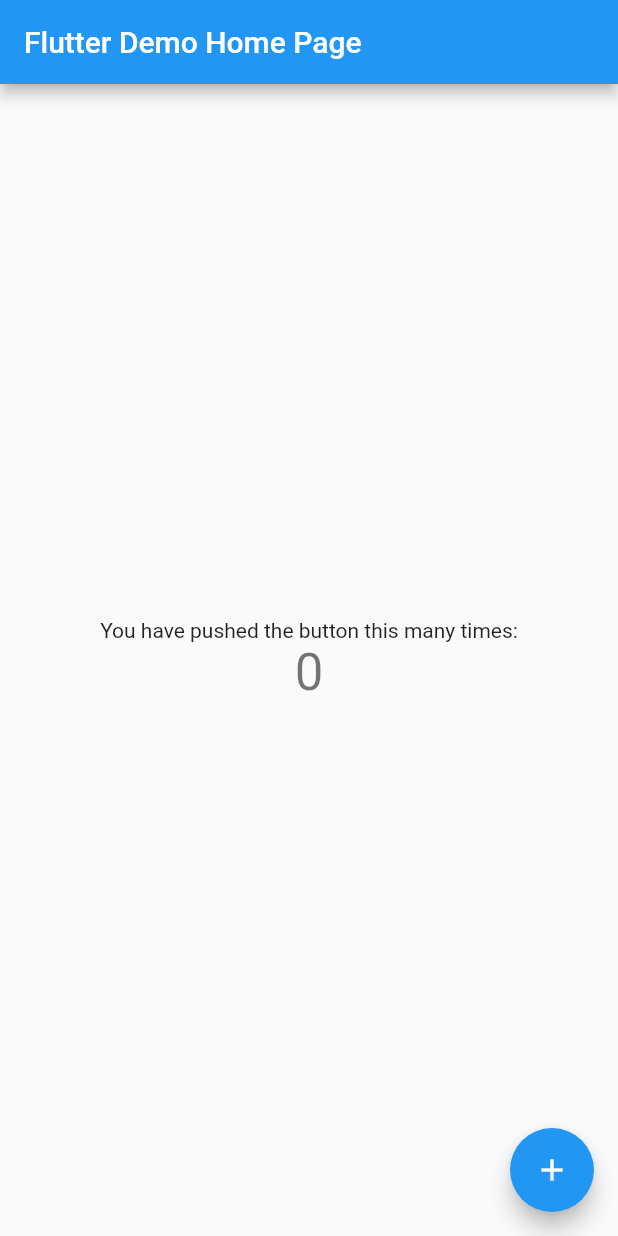
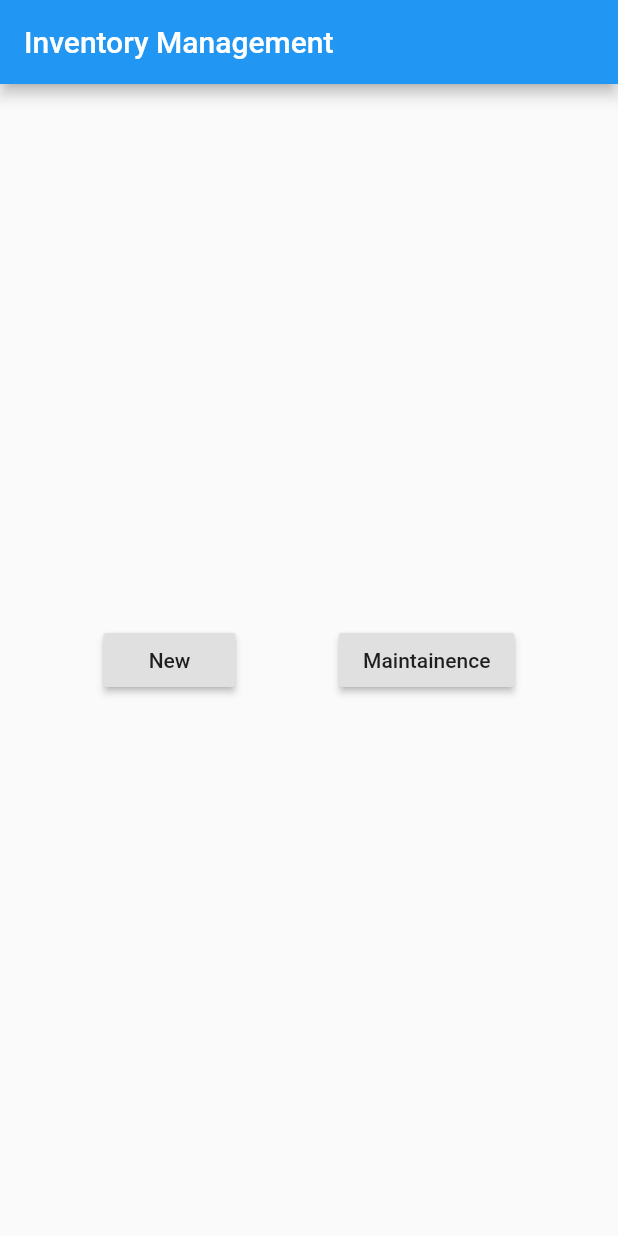
Before and after one commit to eswar2001/Airport_authority_qr_maintanence, a Flutter app: the screen it shows after launch, on a phone screen of 412 x 824 dp. Run offline on Flutter 3.47's test engine with Material 2 defaults, Android fonts, the phone set to English and light mode, and no system bars.

Commit message:
home screen

```diff
--- a/lib/main.dart
+++ b/lib/main.dart
@@ -1,3 +1,4 @@
+import 'package:Maintanence/screens/home.dart';
 import 'package:flutter/material.dart';
 
 void main() => runApp(MyApp());
@@ -7,105 +8,8 @@
   @override
   Widget build(BuildContext context) {
     return MaterialApp(
-      title: 'Flutter Demo',
-      theme: ThemeData(
-        // This is the theme of your application.
-        //
-        // Try running your application with "flutter run". You'll see the
-        // application has a blue toolbar. Then, without quitting the app, try
-        // changing the primarySwatch below to Colors.green and then invoke
-        // "hot reload" (press "r" in the console where you ran "flutter run",
-        // or simply save your changes to "hot reload" in a Flutter IDE).
-        // Notice that the counter didn't reset back to zero; the application
-        // is not restarted.
-        primarySwatch: Colors.blue,
-      ),
-      home: MyHomePage(title: 'Flutter Demo Home Page'),
+      title: 'Airport Authority',
+      home: Home(),
     );
   }
 }
-
-class MyHomePage extends StatefulWidget {
-  MyHomePage({Key key, this.title}) : super(key: key);
-
-  // This widget is the home page of your application. It is stateful, meaning
-  // that it has a State object (defined below) that contains fields that affect
-  // how it looks.
-
-  // This class is the configuration for the state. It holds the values (in this
-  // case the title) provided by the parent (in this case the App widget) and
-  // used by the build method of the State. Fields in a Widget subclass are
-  // always marked "final".
-
-  final String title;
-
-  @override
-  _MyHomePageState createState() => _MyHomePageState();
-}
-
-class _MyHomePageState extends State<MyHomePage> {
-  int _counter = 0;
-
-  void _incrementCounter() {
-    setState(() {
-      // This call to setState tells the Flutter framework that something has
-      // changed in this State, which causes it to rerun the build method below
-      // so that the display can reflect the updated values. If we changed
-      // _counter without calling setState(), then the build method would not be
-      // called again, and so nothing would appear to happen.
-      _counter++;
-    });
-  }
-
-  @override
-  Widget build(BuildContext context) {
-    // This method is rerun every time setState is called, for instance as done
-    // by the _incrementCounter method above.
-    //
-    // The Flutter framework has been optimized to make rerunning build methods
-    // fast, so that you can just rebuild anything that needs updating rather
-    // than having to individually change instances of widgets.
-    return Scaffold(
-      appBar: AppBar(
-        // Here we take the value from the MyHomePage object that was created by
-        // the App.build method, and use it to set our appbar title.
-        title: Text(widget.title),
-      ),
-      body: Center(
-        // Center is a layout widget. It takes a single child and positions it
-        // in the middle of the parent.
-        child: Column(
-          // Column is also a layout widget. It takes a list of children and
-          // arranges them vertically. By default, it sizes itself to fit its
-          // children horizontally, and tries to be as tall as its parent.
-          //
-          // Invoke "debug painting" (press "p" in the console, choose the
-          // "Toggle Debug Paint" action from the Flutter Inspector in Android
-          // Studio, or the "Toggle Debug Paint" command in Visual Studio Code)
-          // to see the wireframe for each widget.
-          //
-          // Column has various properties to control how it sizes itself and
-          // how it positions its children. Here we use mainAxisAlignment to
-          // center the children vertically; the main axis here is the vertical
-          // axis because Columns are vertical (the cross axis would be
-          // horizontal).
-          mainAxisAlignment: MainAxisAlignment.center,
-          children: <Widget>[
-            Text(
-              'You have pushed the button this many times:',
-            ),
-            Text(
-              '$_counter',
-              style: Theme.of(context).textTheme.display1,
-            ),
-          ],
-        ),
-      ),
-      floatingActionButton: FloatingActionButton(
-        onPressed: _incrementCounter,
-        tooltip: 'Increment',
-        child: Icon(Icons.add),
-      ), // This trailing comma makes auto-formatting nicer for build methods.
-    );
-  }
-}
--- /dev/null
+++ b/lib/screens/home.dart
@@ -0,0 +1,23 @@
+import 'package:Maintanence/widgets/Buttons.dart';
+import 'package:flutter/material.dart';
+class Home extends StatelessWidget {
+  @override
+  Widget build(BuildContext context) {
+    return Scaffold(
+      appBar: AppBar(
+        title: Text('Inventory Management'),
+      ),
+      body: SafeArea(
+        child: Center(
+          child: Row(
+            mainAxisAlignment: MainAxisAlignment.spaceEvenly,
+            children: <Widget>[
+              Buttons(name: 'New',onpressed: (){},),
+              Buttons(name: 'Maintainence',onpressed: (){},)
+            ],
+          ),
+        ),
+      ),
+    );
+  }
+}
--- /dev/null
+++ b/lib/widgets/Buttons.dart
@@ -0,0 +1,13 @@
+import 'package:flutter/material.dart';
+class Buttons extends StatelessWidget {
+  Buttons({@required this.name,@required this.onpressed});
+  String name;
+  Function onpressed;
+  @override
+  Widget build(BuildContext context) {
+    return RaisedButton(
+      child: Text(name),
+      onPressed:onpressed,
+    );
+  }
+}
--- a/pubspec.yaml
+++ b/pubspec.yaml
@@ -22,7 +22,7 @@
 
   # The following adds the Cupertino Icons font to your application.
   # Use with the CupertinoIcons class for iOS style icons.
-  cupertino_icons: ^0.1.2
+  cupertino_icons: any
 
 dev_dependencies:
   flutter_test:
```
Also changed, not shown: 2 other files.
